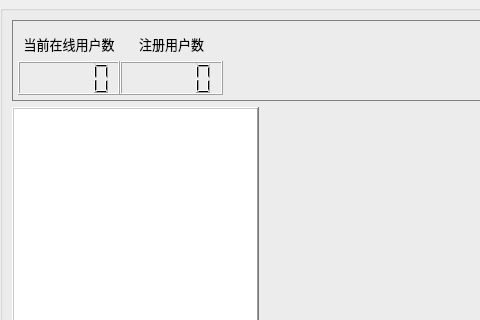
This is widget/mid/systemmanager_widget.ui in yanghang8612/SMAMMainUI as Qt 5 draws it before an edit; both pictures show x 0 to 480 and y 0 to 320 of the 1280 by 720 pixel window. The edited form follows.
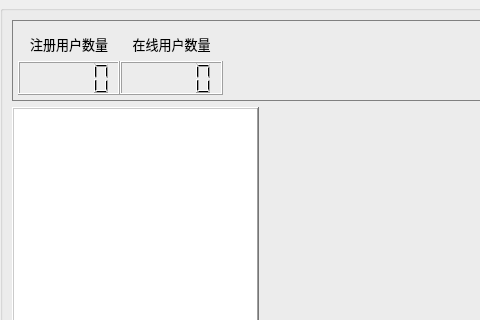
This is the edited form.

Diff of the .ui file:
```diff
--- a/widget/mid/systemmanager_widget.ui
+++ b/widget/mid/systemmanager_widget.ui
@@ -83,11 +83,11 @@
         <number>0</number>
        </property>
        <item>
-        <layout class="QVBoxLayout" name="onlineUserCountLayout">
+        <layout class="QVBoxLayout" name="registerUserCountLayout">
          <item>
-          <widget class="QLabel" name="onlineUserCountLabel">
+          <widget class="QLabel" name="registeredUserCountLabel">
            <property name="text">
-            <string>当前在线用户数</string>
+            <string>注册用户数量</string>
            </property>
            <property name="alignment">
             <set>Qt::AlignCenter</set>
@@ -95,7 +95,7 @@
           </widget>
          </item>
          <item>
-          <widget class="QLCDNumber" name="onlineUserCount">
+          <widget class="QLCDNumber" name="registeredUserCount">
            <property name="mode">
             <enum>QLCDNumber::Dec</enum>
            </property>
@@ -107,11 +107,11 @@
         </layout>
        </item>
        <item>
-        <layout class="QVBoxLayout" name="registerUserCountLayout">
+        <layout class="QVBoxLayout" name="onlineUserCountLayout">
          <item>
-          <widget class="QLabel" name="registeredUserCountLabel">
+          <widget class="QLabel" name="onlineUserCountLabel">
            <property name="text">
-            <string>注册用户数</string>
+            <string>在线用户数量</string>
            </property>
            <property name="alignment">
             <set>Qt::AlignCenter</set>
@@ -119,7 +119,7 @@
           </widget>
          </item>
          <item>
-          <widget class="QLCDNumber" name="registeredUserCount">
+          <widget class="QLCDNumber" name="onlineUserCount">
            <property name="mode">
             <enum>QLCDNumber::Dec</enum>
            </property>
```
